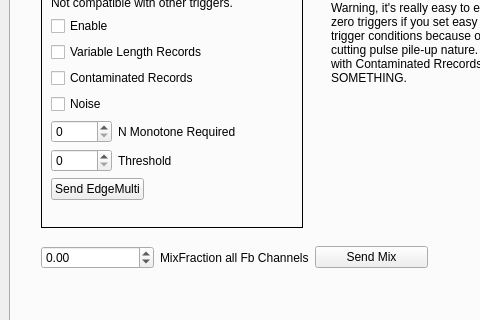
Old version of the form dc.ui in the repository usnistgov/dastardcommander; both pictures show x 0 to 480 and y 117 to 437 of the 925 by 712 pixel window.
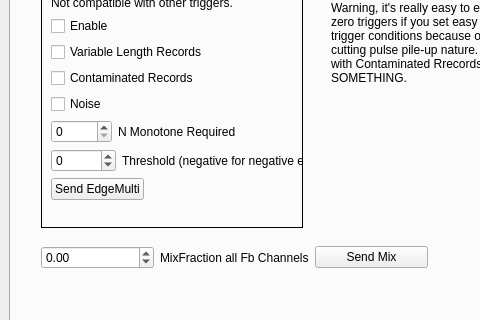
New version of the form. The open tabs and pages were chosen to show the change. Icons and pictures are not drawn.

Diff of the .ui file:
```diff
--- a/dc.ui
+++ b/dc.ui
@@ -713,12 +713,15 @@
              <property name="maximum">
               <number>65000</number>
              </property>
+             <property name="minimum">
+              <number>-65000</number>
+             </property>
             </widget>
            </item>
            <item>
             <widget class="QLabel" name="label_17">
              <property name="text">
-              <string>Threshold</string>
+              <string>Threshold (negative for negative edges)</string>
              </property>
             </widget>
            </item>
```
